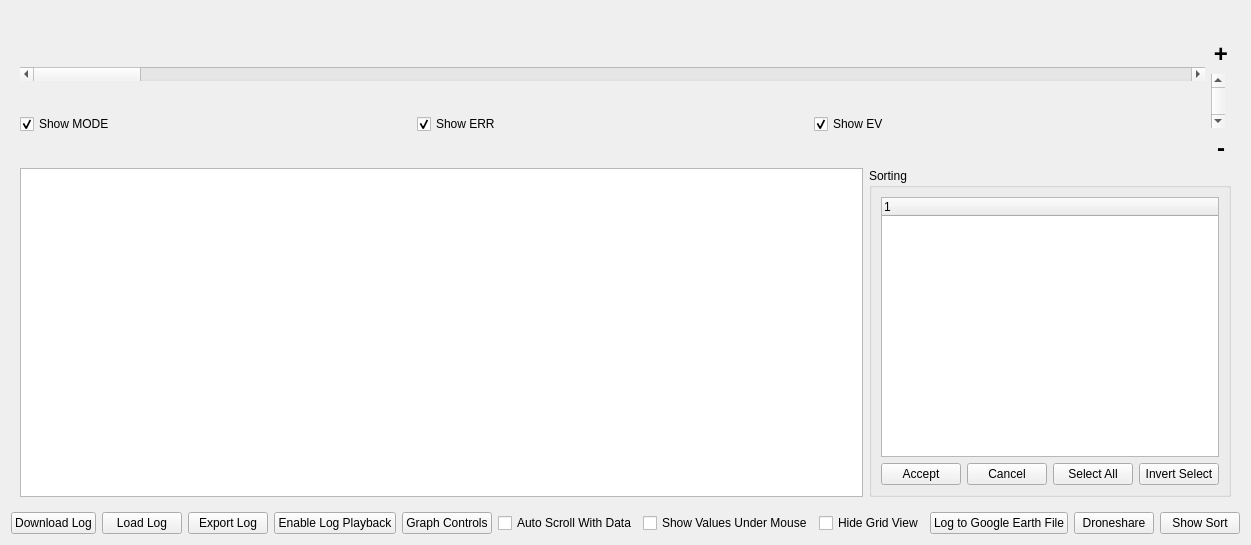
Before: the Qt Designer form src/ui/AP2DataPlot2D.ui in ArduPilot/apm_planner, drawn with Qt 5.
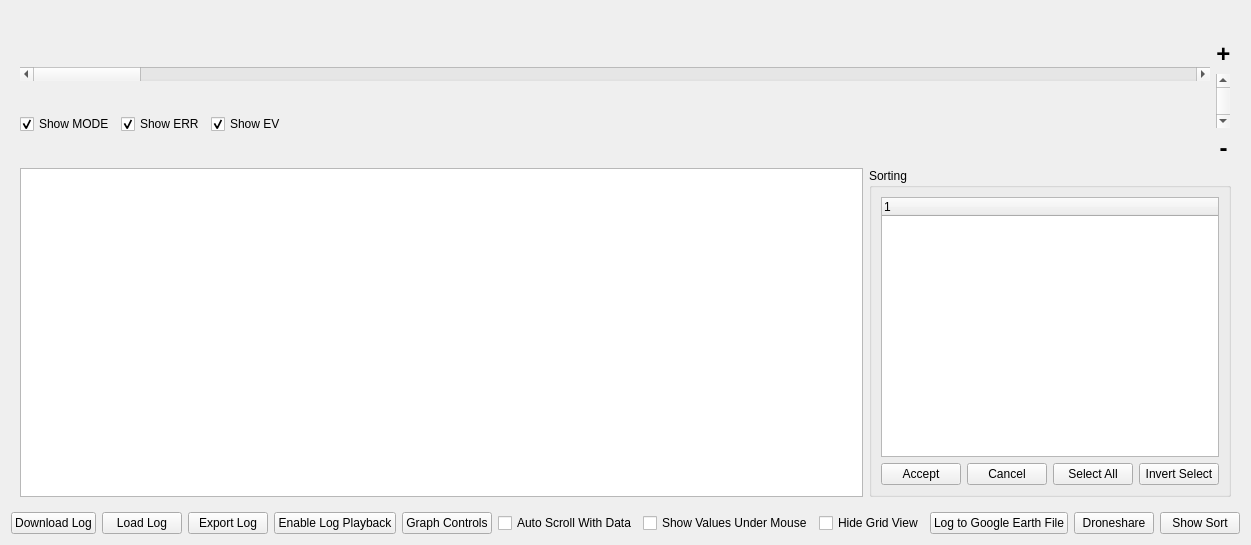
After: the same form once the commit is applied.

Commit message: Graphing: Small graphical fix, move checkboxes over to the left

```diff
--- a/src/ui/AP2DataPlot2D.ui
+++ b/src/ui/AP2DataPlot2D.ui
@@ -73,6 +73,19 @@
                     </property>
                    </widget>
                   </item>
+                  <item>
+                   <spacer name="horizontalSpacer_3">
+                    <property name="orientation">
+                     <enum>Qt::Horizontal</enum>
+                    </property>
+                    <property name="sizeHint" stdset="0">
+                     <size>
+                      <width>40</width>
+                      <height>20</height>
+                     </size>
+                    </property>
+                   </spacer>
+                  </item>
                  </layout>
                 </item>
                </layout>
```
